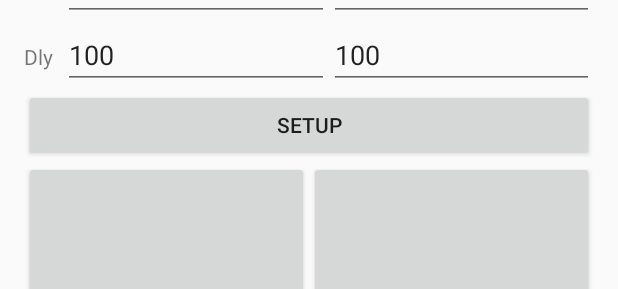
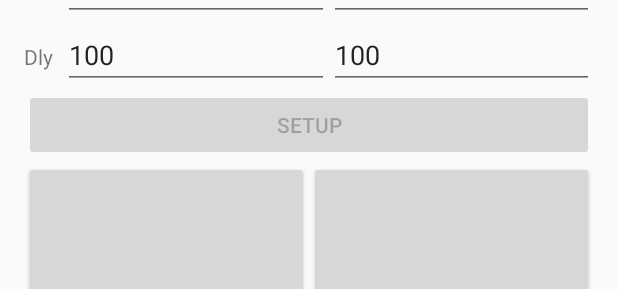
Before and after one commit to peterborkuti/Android-ROS, an Android app: the layout activity_main.xml on its own in the app's theme, with its tools: preview values and no code run, on a phone screen of 412 x 824 dp. Shown: the part 349-638 px from the top of the screen. Run offline under Robolectric (Android 15) with nearby library versions, the phone set to English and light mode, and no system bars.

```diff
--- a/05-drumdroid/DrumdroidUSB/src/main/java/hu/borkutip/drumdroidusb/MainActivity.java
+++ b/05-drumdroid/DrumdroidUSB/src/main/java/hu/borkutip/drumdroidusb/MainActivity.java
@@ -86,12 +86,14 @@ public class MainActivity extends RosActivity {
                 int rMax = getInteger(R.id.rMax, 0, 180);
                 int rDly = getInteger(R.id.rDelay, 0, 1000);
 
+                /*
                 node.sendToUsb("LR" + lMin);
                 node.sendToUsb("LH" + lMax);
                 node.sendToUsb("RR" + rMin);
                 node.sendToUsb("RH" + rMax);
                 node.sendToUsb("LD" + lDly);
                 node.sendToUsb("RD" + rDly);
+                */
             }
         });
 
--- a/05-drumdroid/DrumdroidUSB/src/main/res/layout/activity_main.xml
+++ b/05-drumdroid/DrumdroidUSB/src/main/res/layout/activity_main.xml
@@ -205,7 +205,8 @@
         android:layout_height="wrap_content"
         android:text="Setup"
         android:id="@+id/setupButton"
-        android:longClickable="true" />
+        android:longClickable="true"
+        android:enabled="false" />
 
     <LinearLayout
         android:orientation="horizontal"
```
Also changed, not shown: 1 other file.
